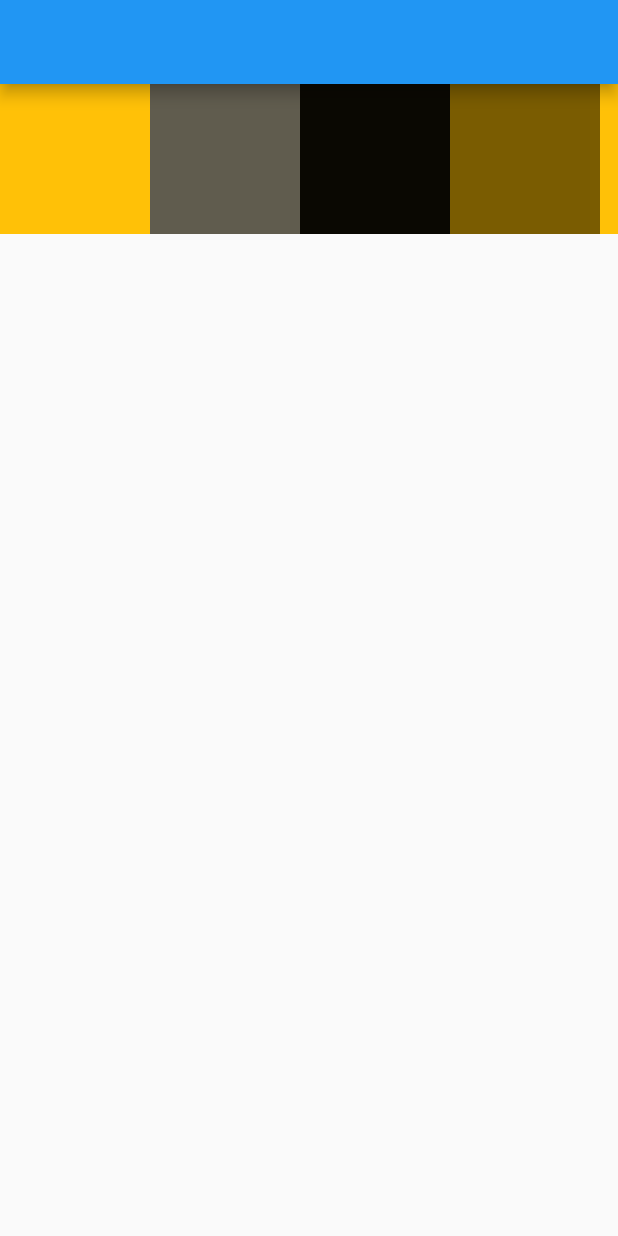
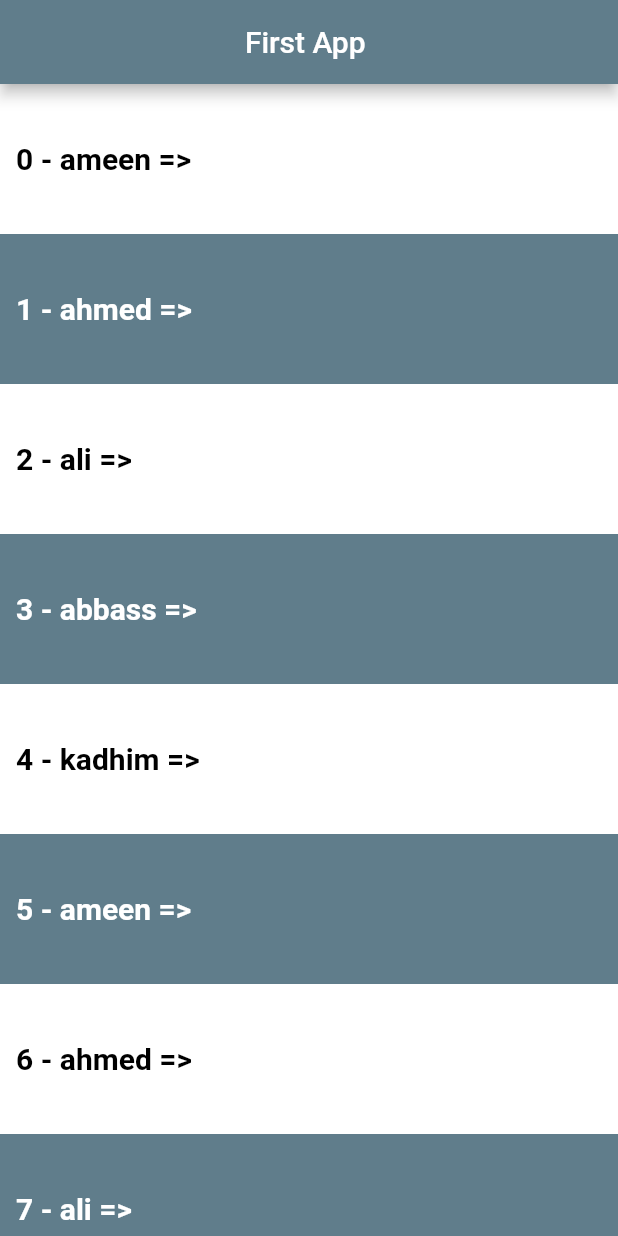
Before and after one commit to AMN-2/mainapp, a Flutter app: the screen it shows after launch, on a phone screen of 412 x 824 dp. Run offline on Flutter 3.47's test engine with Material 2 defaults, Android fonts, the phone set to English and light mode, and no system bars.

Commit message:
UPDATE : update the app to the 0.1v

```diff
--- a/lib/main.dart
+++ b/lib/main.dart
@@ -1,146 +1,61 @@
-// ignore_for_file: prefer_const_constructors
-
+// ignore_for_file: prefer_const_constructors, sized_box_for_whitespace, use_key_in_widget_constructors, must_be_immutable, avoid_unnecessary_containers
 import "package:flutter/material.dart";
 
 void main() {
-  runApp(const MyApp());
+  runApp(MyApp());
 }
 
 class MyApp extends StatelessWidget {
-  const MyApp({super.key});
-
+  List names = [
+    {"name": "ameen", "age": "12"},
+    {"name": "ahmed", "age": "15"},
+    {"name": "ali", "age": "17"},
+    {"name": "abbass", "age": "20"},
+    {"name": "kadhim", "age": "30"},
+    {"name": "ameen", "age": "12"},
+    {"name": "ahmed", "age": "15"},
+    {"name": "ali", "age": "17"},
+    {"name": "abbass", "age": "20"},
+    {"name": "kadhim", "age": "30"},
+  ];
   @override
   Widget build(BuildContext context) {
     return MaterialApp(
+      debugShowCheckedModeBanner: false,
       home: Scaffold(
-          appBar: AppBar(),
-          body: SingleChildScrollView(
-            scrollDirection: Axis.horizontal,
-            child: Row(
-              children: [
-                Container(
-                  height: 100,
-                  width: 100,
-                  color: Colors.amber,
-                ),
-                Container(
-                  height: 100,
-                  width: 100,
-                  color: const Color.fromARGB(255, 96, 92, 78),
-                ),
-                Container(
-                  height: 100,
-                  width: 100,
-                  color: const Color.fromARGB(255, 10, 8, 2),
-                ),
-                Container(
-                  height: 100,
-                  width: 100,
-                  color: Color.fromARGB(255, 122, 92, 1),
-                ),
-                Container(
-                  height: 100,
-                  width: 100,
-                  color: Colors.amber,
-                ),
-                Container(
-                  height: 100,
-                  width: 100,
-                  color: const Color.fromARGB(255, 96, 92, 78),
-                ),
-                Container(
-                  height: 100,
-                  width: 100,
-                  color: const Color.fromARGB(255, 10, 8, 2),
-                ),
-                Container(
-                  height: 100,
-                  width: 100,
-                  color: Color.fromARGB(255, 122, 92, 1),
-                ),
-                Container(
-                  height: 100,
-                  width: 100,
-                  color: Colors.amber,
-                ),
-                Container(
-                  height: 100,
-                  width: 100,
-                  color: const Color.fromARGB(255, 96, 92, 78),
-                ),
-                Container(
-                  height: 100,
-                  width: 100,
-                  color: const Color.fromARGB(255, 10, 8, 2),
-                ),
-                Container(
-                  height: 100,
-                  width: 100,
-                  color: Color.fromARGB(255, 122, 92, 1),
-                ),
-                Container(
-                  height: 100,
-                  width: 100,
-                  color: Colors.amber,
-                ),
-                Container(
-                  height: 100,
-                  width: 100,
-                  color: const Color.fromARGB(255, 96, 92, 78),
-                ),
-                Container(
-                  height: 100,
-                  width: 100,
-                  color: const Color.fromARGB(255, 10, 8, 2),
-                ),
-                Container(
-                  height: 100,
-                  width: 100,
-                  color: Color.fromARGB(255, 122, 92, 1),
-                ),
-                Container(
-                  height: 100,
-                  width: 100,
-                  color: Colors.amber,
-                ),
-                Container(
-                  height: 100,
-                  width: 100,
-                  color: const Color.fromARGB(255, 96, 92, 78),
-                ),
-                Container(
-                  height: 100,
-                  width: 100,
-                  color: const Color.fromARGB(255, 10, 8, 2),
-                ),
-                Container(
-                  height: 100,
-                  width: 100,
-                  color: Color.fromARGB(255, 122, 92, 1),
-                ),
-                Container(
-                  height: 100,
-                  width: 100,
-                  color: Colors.amber,
-                ),
-                Container(
-                  height: 100,
-                  width: 100,
-                  color: const Color.fromARGB(255, 96, 92, 78),
-                ),
-                Container(
-                  height: 100,
-                  width: 100,
-                  color: const Color.fromARGB(255, 10, 8, 2),
-                ),
-                Container(
-                  height: 100,
-                  width: 100,
-                  color: Color.fromARGB(255, 122, 92, 1),
-                ),
-              ],
-            ),
-          )),
+        appBar: AppBar(
+          backgroundColor: Colors.blueGrey,
+          title: Center(
+            child: Text("First App "),
+          ),
+        ),
+        body: ListView.separated(
+          separatorBuilder: (context, i) {
+            return Container(
+              color: Color.fromARGB(221, 124, 88, 88),
+            );
+          },
+          itemCount: names.length,
+          itemBuilder: (context, i) {
+            return Container(
+              alignment: Alignment.centerLeft,
+              padding: EdgeInsets.only(left: 10.7),
+              width: 100,
+              height: 100,
+              color: i.isEven
+                  ? Color.fromARGB(255, 255, 255, 255)
+                  : Colors.blueGrey,
+              child: Text(
+                "$i" + " - " + names[i]["name"] + " =>",
+                style: TextStyle(
+                    color: i.isEven ? Colors.black : Colors.white,
+                    fontSize: 20,
+                    fontWeight: FontWeight.bold),
+              ),
+            );
+          },
+        ),
+      ),
     );
   }
 }
```
Also changed, not shown: 1 other file.
